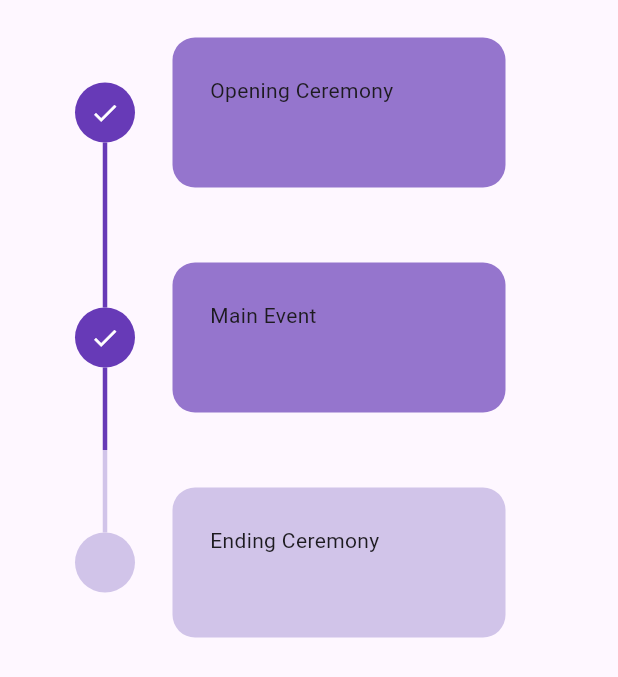
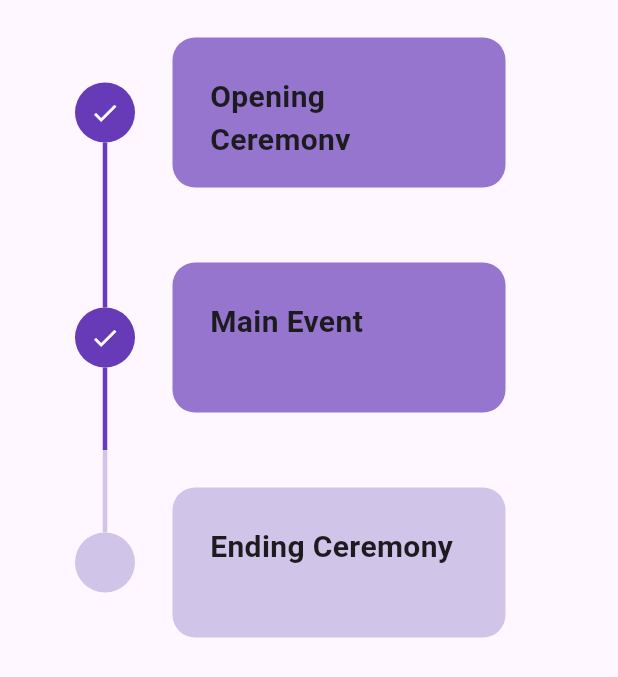
Before and after one commit to OrewaKimi/Flutter_Timeline, a Flutter app: the screen it shows after launch, on a phone screen of 412 x 824 dp. Shown: the top 677 px of the screen. Run offline on Flutter 3.47's test engine with Material 3 defaults, Android fonts, the light colour scheme and no system bars; drawn by our look-alikes of timeline_tile.

Commit message:
update font

```diff
--- a/lib/home_page.dart
+++ b/lib/home_page.dart
@@ -22,22 +22,36 @@ class _HomePageState extends State<HomePage> {
               isFirst: true,
               isLast: false,
               isPast: true,
-              eventCard: Text("Opening Ceremony"),
+              eventCard: Text("Opening Ceremony",
+              style: TextStyle(
+                fontSize: 20,
+                fontWeight: FontWeight.bold,
+              ),
+              ),
             ),
             // middle of timeline
              MyTimelineTile(
               isFirst: false,
               isLast: false,
               isPast: true,
-              eventCard: Text("Main Event"),
+              eventCard: Text("Main Event",
+              style: TextStyle(
+                fontSize: 20,
+                fontWeight: FontWeight.bold,
+              ),
+              ),
              ),
             // end of timeline
              MyTimelineTile(
               isFirst: false,
               isLast: true,
               isPast: false,
-              eventCard: Text("Ending Ceremony"),
+              eventCard: Text("Ending Ceremony",
+              style: TextStyle(
+                fontSize: 20,
+                fontWeight: FontWeight.bold,),
               ),
+            ),
           ],
         ),
       ),
```
